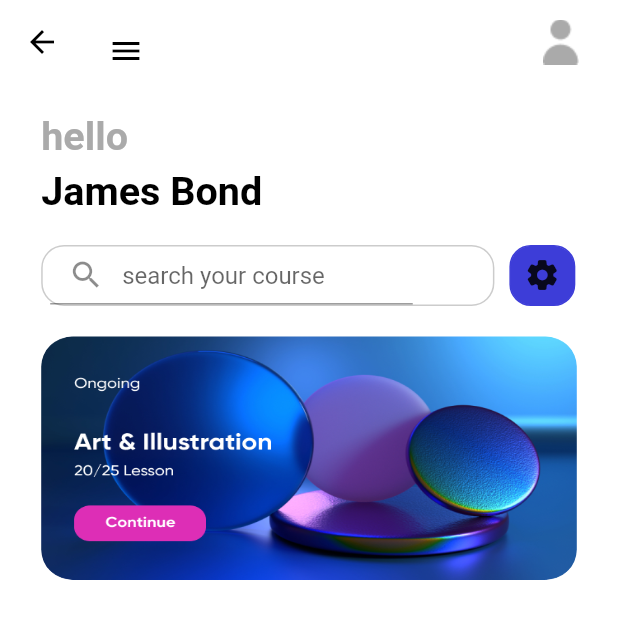
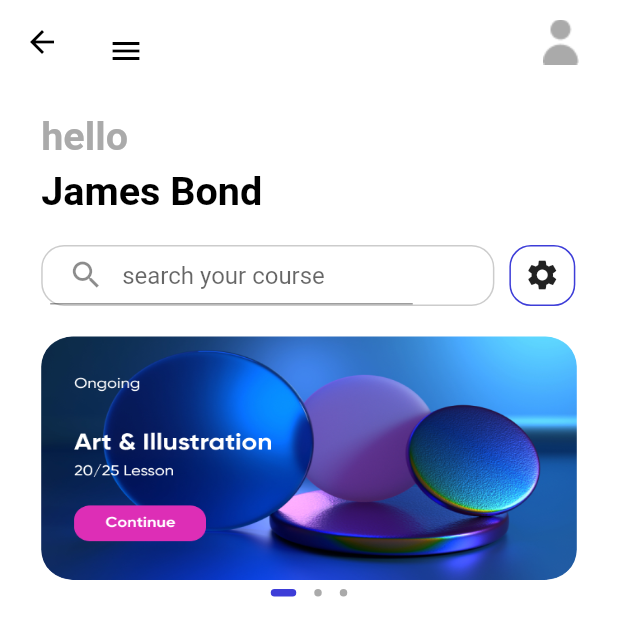
Before and after one commit to Daddy2054/ulearning_app_bloc, a Flutter app: the HomePage screen opened directly, on a phone screen of 412 x 824 dp. Shown: the top 636 px of the screen. Run offline on Flutter 3.47's test engine with Material 2 defaults, Android fonts, the phone set to English and light mode, and no system bars; drawn by our look-alikes of dots_indicator; our stand-ins replace cloud_firestore, firebase_auth, firebase_core, flutter_bloc, flutter_screenutil, fluttertoast and 1 more; accounts and stored records are empty.

Commit message:
102. Home page and reusable slider widget part 10

```diff
--- a/lib/pages/home/widgets/home_page_widgets.dart
+++ b/lib/pages/home/widgets/home_page_widgets.dart
@@ -1,3 +1,4 @@
+import 'package:dots_indicator/dots_indicator.dart';
 import 'package:flutter/material.dart';
 import 'package:flutter_screenutil/flutter_screenutil.dart';
 
@@ -90,11 +91,11 @@ Widget searchView() {
           width: 40.w,
           height: 40.h,
           decoration: BoxDecoration(
-            color: AppColors.primaryElement,
+            //      color: AppColors.primaryElement,
             borderRadius: BorderRadius.all(Radius.circular(13.w)),
             border: Border.all(color: AppColors.primaryElement),
           ),
-          child: const Icon(Icons.settings_rounded),
+          child: const Icon(Icons.settings),
 //          child: Image.asset("assets/icons/options.png"),
         ),
       ),
@@ -113,8 +114,21 @@ Widget slidersView() {
           children: [
             _slidersContainer(path: "assets/icons/art.png"),
             _slidersContainer(path: "assets/icons/image_1.png"),
-            _slidersContainer(path: "assets/icons/image_2.png")
+            _slidersContainer(path: "assets/icons/image_2.png"),
           ],
+        ),
+      ),
+      DotsIndicator(
+        dotsCount: 3,
+//          position: state.index.toDouble(),
+        decorator: DotsDecorator(
+          color: AppColors.primaryThirdElementText,
+          activeColor: AppColors.primaryElement,
+          size: const Size.square(5.0),
+          activeSize: const Size(17.0, 5.0),
+          activeShape: RoundedRectangleBorder(
+            borderRadius: BorderRadius.circular(5.0),
+          ),
         ),
       ),
     ],
@@ -127,7 +141,13 @@ Widget _slidersContainer({String path = "assets/icons/art.png"}) {
     width: 325.w,
     height: 160.h,
     decoration: BoxDecoration(
-        borderRadius: BorderRadius.all(Radius.circular(20.h)),
-        image: DecorationImage(fit: BoxFit.fill, image: AssetImage(path))),
+      borderRadius: BorderRadius.all(
+        Radius.circular(20.h),
+      ),
+      image: DecorationImage(
+        fit: BoxFit.fill,
+        image: AssetImage(path),
+      ),
+    ),
   );
 }
```
